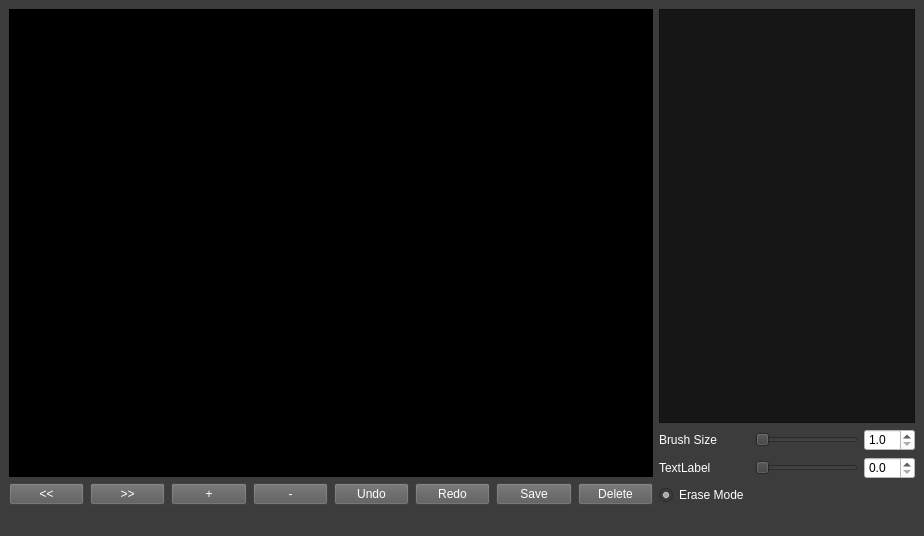
The window that qt_ui_v2.ui (bruceHun/pythonImageEditor) describes before a commit, drawn with Qt 5.
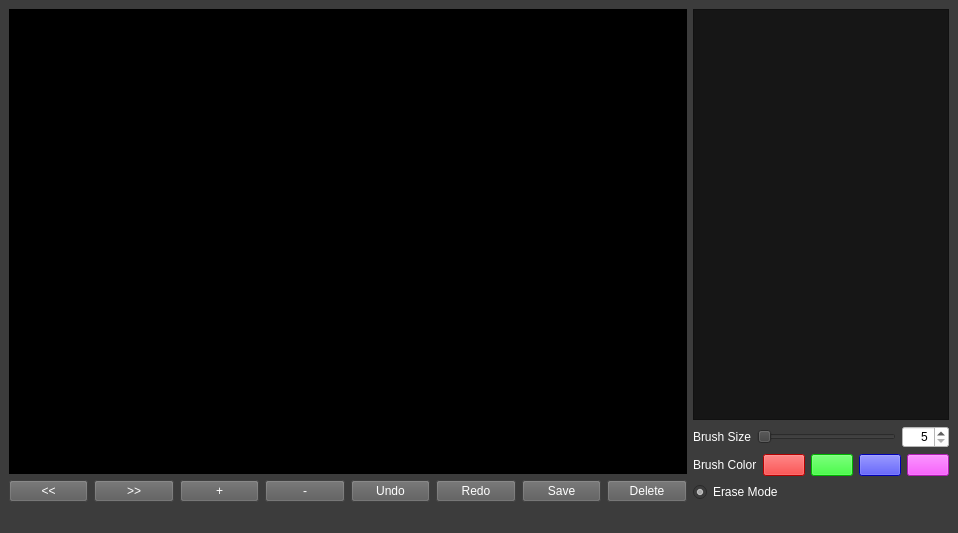
The same window after the commit.

Commit message: Add brush colors. Rearange stuffs

```diff
--- a/qt_ui_v2.ui
+++ b/qt_ui_v2.ui
@@ -6,8 +6,8 @@
    <rect>
     <x>0</x>
     <y>0</y>
-    <width>924</width>
-    <height>536</height>
+    <width>958</width>
+    <height>533</height>
    </rect>
   </property>
   <property name="windowTitle">
@@ -42,30 +42,8 @@
        </widget>
       </item>
       <item>
-       <layout class="QGridLayout" name="controlPanel">
-        <property name="sizeConstraint">
-         <enum>QLayout::SetFixedSize</enum>
-        </property>
-        <item row="1" column="1">
-         <widget class="QSlider" name="BrushSizeSlider">
-          <property name="sizePolicy">
-           <sizepolicy hsizetype="Expanding" vsizetype="Fixed">
-            <horstretch>0</horstretch>
-            <verstretch>0</verstretch>
-           </sizepolicy>
-          </property>
-          <property name="minimumSize">
-           <size>
-            <width>0</width>
-            <height>0</height>
-           </size>
-          </property>
-          <property name="orientation">
-           <enum>Qt::Horizontal</enum>
-          </property>
-         </widget>
-        </item>
-        <item row="1" column="0">
+       <layout class="QHBoxLayout" name="BrushSizePanel">
+        <item>
          <widget class="QLabel" name="labelBrushSize">
           <property name="sizePolicy">
            <sizepolicy hsizetype="Fixed" vsizetype="Fixed">
@@ -81,8 +59,8 @@
           </property>
          </widget>
         </item>
-        <item row="2" column="1">
-         <widget class="QSlider" name="horizontalSlider_2">
+        <item>
+         <widget class="QSlider" name="BrushSizeSlider">
           <property name="sizePolicy">
            <sizepolicy hsizetype="Expanding" vsizetype="Fixed">
             <horstretch>0</horstretch>
@@ -100,59 +78,37 @@
           </property>
          </widget>
         </item>
-        <item row="2" column="0">
-         <widget class="QLabel" name="label">
+        <item>
+         <widget class="QSpinBox" name="BrushSizeSpinBox">
           <property name="sizePolicy">
            <sizepolicy hsizetype="Fixed" vsizetype="Fixed">
             <horstretch>0</horstretch>
             <verstretch>0</verstretch>
            </sizepolicy>
           </property>
-          <property name="styleSheet">
-           <string notr="true">color: rgb(255, 255, 255);</string>
-          </property>
-          <property name="text">
-           <string>TextLabel</string>
-          </property>
-         </widget>
-        </item>
-        <item row="3" column="0">
-         <widget class="QRadioButton" name="radioButtonErase">
-          <property name="styleSheet">
-           <string notr="true">color: rgb(255, 255, 255);</string>
-          </property>
-          <property name="text">
-           <string>Erase Mode</string>
-          </property>
-          <property name="checked">
-           <bool>true</bool>
-          </property>
-         </widget>
-        </item>
-        <item row="1" column="2">
-         <widget class="QDoubleSpinBox" name="BrushSizeValueDSB">
-          <property name="sizePolicy">
-           <sizepolicy hsizetype="Fixed" vsizetype="Fixed">
-            <horstretch>0</horstretch>
-            <verstretch>0</verstretch>
-           </sizepolicy>
+          <property name="layoutDirection">
+           <enum>Qt::LeftToRight</enum>
           </property>
           <property name="styleSheet">
            <string notr="true">background-color: rgb(255, 255, 255);</string>
           </property>
-          <property name="decimals">
-           <number>1</number>
+          <property name="alignment">
+           <set>Qt::AlignRight|Qt::AlignTrailing|Qt::AlignVCenter</set>
           </property>
           <property name="minimum">
-           <double>1.000000000000000</double>
+           <number>5</number>
           </property>
           <property name="maximum">
-           <double>10.000000000000000</double>
+           <number>500</number>
           </property>
          </widget>
         </item>
-        <item row="2" column="2">
-         <widget class="QDoubleSpinBox" name="doubleSpinBox_2">
+       </layout>
+      </item>
+      <item>
+       <layout class="QHBoxLayout" name="BrushColorPanel">
+        <item>
+         <widget class="QLabel" name="labelBrushColor">
           <property name="sizePolicy">
            <sizepolicy hsizetype="Fixed" vsizetype="Fixed">
             <horstretch>0</horstretch>
@@ -160,18 +116,68 @@
            </sizepolicy>
           </property>
           <property name="styleSheet">
-           <string notr="true">background-color: rgb(255, 255, 255);</string>
+           <string notr="true">color: rgb(255, 255, 255);</string>
           </property>
-          <property name="decimals">
-           <number>1</number>
+          <property name="text">
+           <string>Brush Color</string>
           </property>
-          <property name="maximum">
-           <double>10.000000000000000</double>
+         </widget>
+        </item>
+        <item>
+         <widget class="QPushButton" name="ColorBtn1">
+          <property name="styleSheet">
+           <string notr="true">background-color: rgb(252, 0, 0);</string>
+          </property>
+          <property name="text">
+           <string/>
+          </property>
+         </widget>
+        </item>
+        <item>
+         <widget class="QPushButton" name="ColorBtn2">
+          <property name="styleSheet">
+           <string notr="true">background-color: rgb(0, 255, 0);</string>
+          </property>
+          <property name="text">
+           <string/>
+          </property>
+         </widget>
+        </item>
+        <item>
+         <widget class="QPushButton" name="ColorBtn3">
+          <property name="styleSheet">
+           <string notr="true">background-color: rgb(0, 0, 255);</string>
+          </property>
+          <property name="text">
+           <string/>
+          </property>
+         </widget>
+        </item>
+        <item>
+         <widget class="QPushButton" name="ColorBtn4">
+          <property name="styleSheet">
+           <string notr="true">background-color: rgb(249, 39, 253);</string>
+          </property>
+          <property name="text">
+           <string/>
           </property>
          </widget>
         </item>
        </layout>
       </item>
+      <item>
+       <widget class="QRadioButton" name="radioButtonErase">
+        <property name="styleSheet">
+         <string notr="true">color: rgb(255, 255, 255);</string>
+        </property>
+        <property name="text">
+         <string>Erase Mode</string>
+        </property>
+        <property name="checked">
+         <bool>true</bool>
+        </property>
+       </widget>
+      </item>
      </layout>
     </item>
     <item row="1" column="0">
```
Left out of the diff: 4 changed lines with no effect on the pictures. The commit also changes 3 other files.
